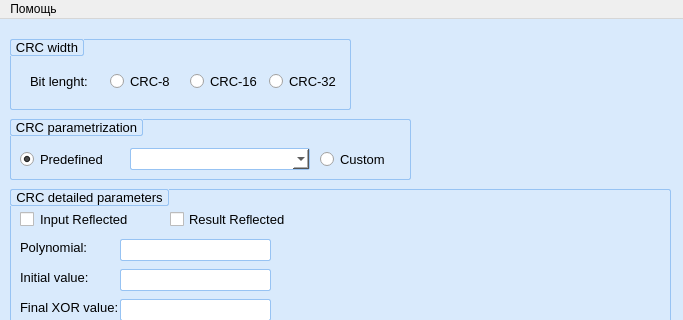
Solderingironspb/CRC-Calculator-by-Solderingiron, file mainwindow.ui: the form before one commit; both pictures show x 0 to 683 and y 0 to 320 of the 683 by 559 pixel window.
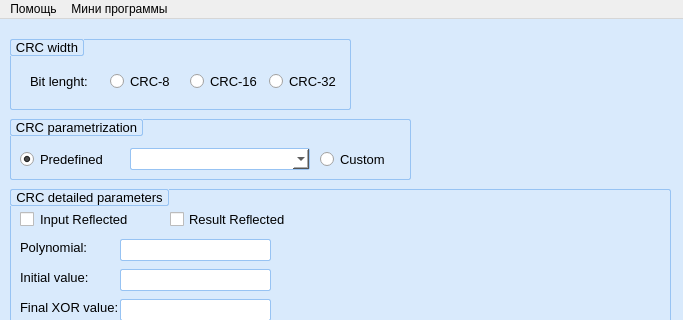
The form after the commit. Icons and pictures are not drawn.

```diff
--- a/mainwindow.ui
+++ b/mainwindow.ui
@@ -30,7 +30,6 @@
   </property>
   <property name="font">
    <font>
-    <family>Consolas</family>
     <pointsize>11</pointsize>
    </font>
   </property>
@@ -668,7 +667,14 @@
     </property>
     <addaction name="action"/>
    </widget>
+   <widget class="QMenu" name="menu_2">
+    <property name="title">
+     <string>Мини программы</string>
+    </property>
+    <addaction name="action_2"/>
+   </widget>
    <addaction name="menu"/>
+   <addaction name="menu_2"/>
   </widget>
   <widget class="QStatusBar" name="statusbar"/>
   <action name="action">
```
Left out of the diff: 34 changed lines with no effect on the pictures.
